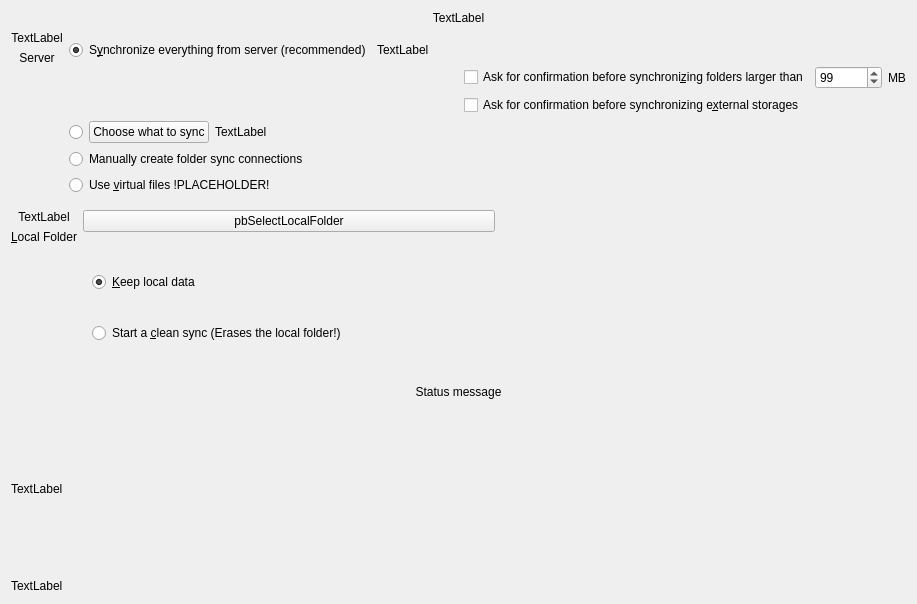
Qt form src/gui/wizard/owncloudadvancedsetuppage.ui (GrossLukas/client) before a commit.
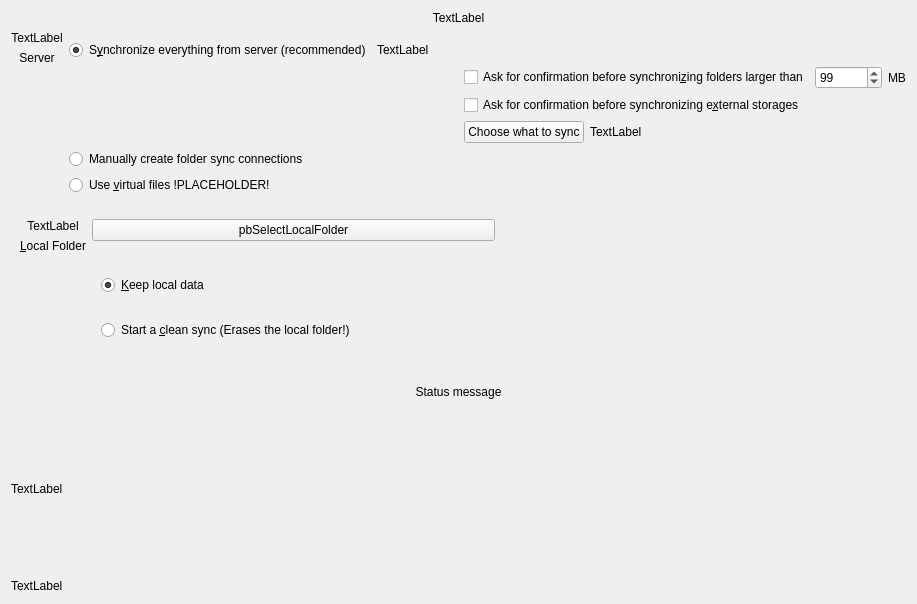
The same form after that commit.

Commit message: Advances Wizard: Move choose what to sync to Sync everything

Patch:
```diff
--- a/src/gui/wizard/owncloudadvancedsetuppage.ui
+++ b/src/gui/wizard/owncloudadvancedsetuppage.ui
@@ -128,7 +128,20 @@
          </layout>
         </item>
         <item>
-         <layout class="QHBoxLayout" name="horizontalLayout_5">
+         <widget class="QWidget" name="syncEverythingWidget" native="true">
+          <layout class="QHBoxLayout" name="horizontalLayout_4">
+           <property name="leftMargin">
+            <number>0</number>
+           </property>
+           <property name="topMargin">
+            <number>0</number>
+           </property>
+           <property name="rightMargin">
+            <number>0</number>
+           </property>
+           <property name="bottomMargin">
+            <number>0</number>
+           </property>
           <item>
            <spacer name="horizontalSpacer_4">
             <property name="orientation">
@@ -179,28 +192,8 @@
               </property>
              </widget>
             </item>
-           </layout>
-          </item>
-         </layout>
-        </item>
         <item>
          <layout class="QHBoxLayout" name="horizontalLayout">
-          <item>
-           <widget class="QRadioButton" name="rSelectiveSync">
-            <property name="sizePolicy">
-             <sizepolicy hsizetype="Minimum" vsizetype="Minimum">
-              <horstretch>0</horstretch>
-              <verstretch>0</verstretch>
-             </sizepolicy>
-            </property>
-            <property name="text">
-             <string/>
-            </property>
-            <property name="checkable">
-             <bool>false</bool>
-            </property>
-           </widget>
-          </item>
           <item>
            <widget class="QPushButton" name="bSelectiveSync">
             <property name="text">
@@ -233,6 +226,11 @@
           </item>
          </layout>
         </item>
+            </layout>
+           </item>
+          </layout>
+         </widget>
+        </item>
         <item>
          <layout class="QHBoxLayout" name="horizontalLayout_40">
           <item>
@@ -308,6 +306,7 @@
     </layout>
    </item>
    <item>
+    <widget class="QWidget" name="whereToSyncWidget" native="true">
     <layout class="QHBoxLayout" name="horizontalLayout_6">
      <item>
       <layout class="QVBoxLayout" name="verticalLayout_3">
@@ -428,6 +427,7 @@
       </layout>
      </item>
     </layout>
+    </widget>
    </item>
    <item>
     <widget class="QLabel" name="syncModeLabel">
```
Left out of the diff: 118 changed lines with no effect on the pictures. Lines whose indentation alone changed are shown as unchanged. The commit also changes 2 other files.
